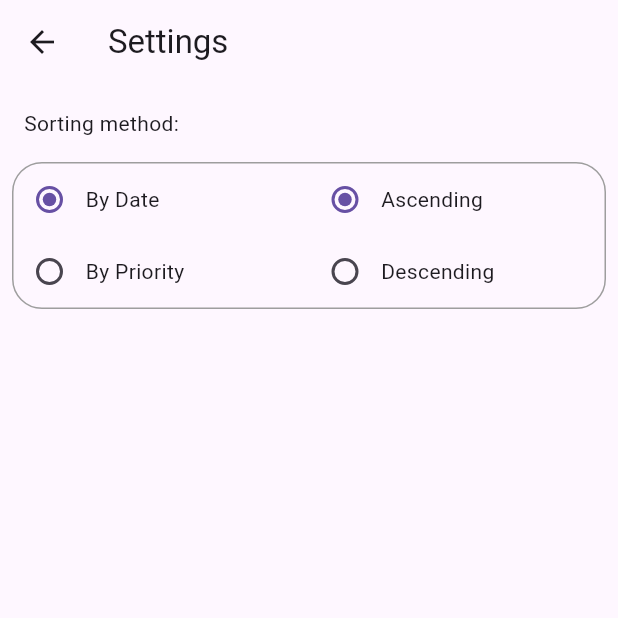
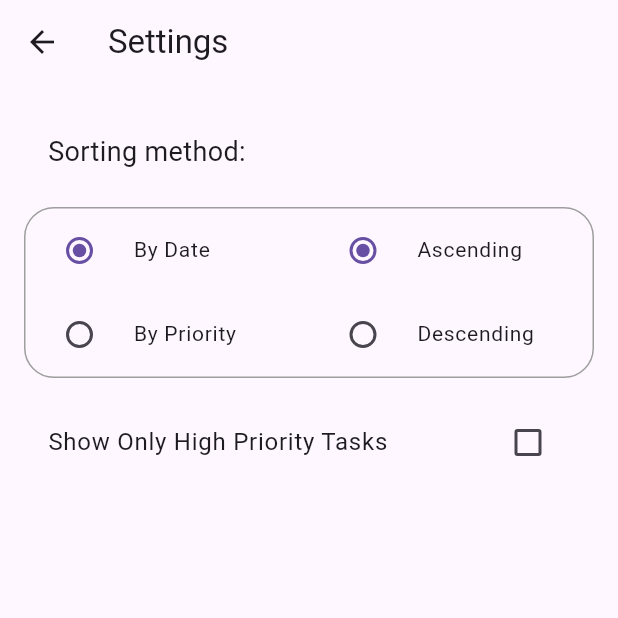
Before and after one commit to QB45/flutter_todo_practice_1, a Flutter app: the SettingScreen screen opened directly, on a phone screen of 412 x 824 dp, the top half of it. Run offline on Flutter 3.47's test engine with Material 3 defaults, Android fonts, the light colour scheme and no system bars; our stand-ins replace get, hive, hive_flutter; accounts and stored records are empty.

Commit message:
Filter Created
- filter created to show only High Priority tasks.
- radio and checkbox replaced by @ListTail for better performance.

```diff
--- a/lib/components/my_styles.dart
+++ b/lib/components/my_styles.dart
@@ -7,3 +7,10 @@ ButtonStyle myButtonStyle = ButtonStyle(
     TextStyle(fontWeight: FontWeight.bold, fontSize: 16, color: Colors.black),
   ),
 );
+
+TextStyle txs12 = TextStyle(fontSize: 12);
+TextStyle txs13 = TextStyle(fontSize: 13);
+TextStyle txs14 = TextStyle(fontSize: 14);
+TextStyle txs16 = TextStyle(fontSize: 16);
+TextStyle txs18 = TextStyle(fontSize: 18);
+TextStyle txs20 = TextStyle(fontSize: 20);
--- a/lib/controllers/checkbox_controller.dart
+++ b/lib/controllers/checkbox_controller.dart
@@ -2,4 +2,5 @@ import 'package:get/get.dart';
 
 class CheckboxController extends GetxController {
   RxBool isChecked = false.obs;
+  RxBool highPriorityOnly = false.obs;
 }
--- a/lib/main.dart
+++ b/lib/main.dart
@@ -8,7 +8,7 @@ import 'views/main_screen.dart';
 import 'package:get/get.dart';
 
 const taskBoxName = 'taskDataBase';
-const sortBoxName = 'sortDataBase';
+const settingBoxName = 'settingDataBase';
 
 Future<void> main() async {
   WidgetsFlutterBinding.ensureInitialized();
@@ -24,7 +24,7 @@ Future<void> main() async {
   }
 
   await Hive.openBox<TaskHive>(taskBoxName);
-  await Hive.openBox(sortBoxName);
+  await Hive.openBox(settingBoxName);
 
   runApp(const ToDoPractice());
 }
--- a/lib/views/setting_screen.dart
+++ b/lib/views/setting_screen.dart
@@ -1,12 +1,17 @@
 import 'package:flutter/material.dart';
+import '../components/my_styles.dart';
+import '../controllers/checkbox_controller.dart';
 import 'package:flutter_todo_practice_1/main.dart';
 import 'package:get/get.dart';
 import 'package:hive/hive.dart';
 import '../controllers/radio_controller.dart';
+import '../controllers/task_controller.dart';
 
 class SettingScreen extends StatelessWidget {
-  final RadioController radioController = Get.put(RadioController());
-  final theSortBox = Hive.box(sortBoxName);
+  final TaskController taskController = Get.find();
+  final RadioController radioController = Get.find();
+  final CheckboxController checkboxController = Get.find();
+  final theSettingBox = Hive.box(settingBoxName);
 
   @override
   Widget build(BuildContext context) {
@@ -14,12 +19,15 @@ class SettingScreen extends StatelessWidget {
       appBar: AppBar(title: Text('Settings')),
       body: Center(
         child: Padding(
-          padding: const EdgeInsets.all(8.0),
+          padding: const EdgeInsets.all(16.0),
           child: Column(
             mainAxisAlignment: MainAxisAlignment.start,
             crossAxisAlignment: CrossAxisAlignment.start,
             children: [
-              Padding(padding: const EdgeInsets.all(8.0), child: Text('Sorting method:')),
+              Padding(
+                padding: const EdgeInsets.all(16.0),
+                child: Text('Sorting method:', style: txs18),
+              ),
               SizedBox(height: 8),
               Container(
                 decoration: BoxDecoration(
@@ -40,8 +48,8 @@ class SettingScreen extends StatelessWidget {
                           return Column(
                             crossAxisAlignment: CrossAxisAlignment.start,
                             children: [
-                              Row(children: [radio1(1), Text('By Date')]),
-                              Row(children: [radio1(2), Text('By Priority')]),
+                              radio3(1, Text('By Date', style: txs14)),
+                              radio3(2, Text('By Priority', style: txs14)),
                             ],
                           );
                         },
@@ -56,8 +64,8 @@ class SettingScreen extends StatelessWidget {
                           return Column(
                             crossAxisAlignment: CrossAxisAlignment.start,
                             children: [
-                              Row(children: [radio2(1), Text('Ascending')]),
-                              Row(children: [radio2(2), Text('Descending')]),
+                              radio4(1, Text('Ascending', style: txs14)),
+                              radio4(2, Text('Descending', style: txs14)),
                             ],
                           );
                         },
@@ -66,6 +74,26 @@ class SettingScreen extends StatelessWidget {
                   ],
                 ),
               ),
+
+              SizedBox(height: 15),
+              GetX<CheckboxController>(
+                init: CheckboxController(),
+                initState: (_) {},
+                builder: (_) {
+                  return SizedBox(
+                    child: CheckboxListTile(
+                      value: checkboxController.highPriorityOnly.value,
+                      tristate: false,
+                      title: Text('Show Only High Priority Tasks', style: TextStyle(fontSize: 16)),
+                      onChanged: (bool? value) {
+                        checkboxController.highPriorityOnly.value = value!;
+                        theSettingBox.put('highPriorityOnly', value);
+                        taskController.taskList.refresh();
+                      },
+                    ),
+                  );
+                },
+              ),
             ],
           ),
         ),
@@ -73,24 +101,48 @@ class SettingScreen extends StatelessWidget {
     );
   }
 
-  Radio<int> radio1(int radioButtonIndex) {
-    return Radio(
+  // Radio<int> radio1(int radioButtonIndex) {
+  //   return Radio(
+  //     value: radioButtonIndex,
+  //     groupValue: radioController.selected1Value.value,
+  //     onChanged: (int? newValue) {
+  //       radioController.setSelected1Value(newValue!);
+  //       theSortBox.put('sortBy', radioController.selected1Value.value);
+  //     },
+  //   );
+  // }
+
+  // Radio<int> radio2(int radioButtonIndex) {
+  //   return Radio(
+  //     value: radioButtonIndex,
+  //     groupValue: radioController.selected2Value.value,
+  //     onChanged: (int? newValue) {
+  //       radioController.setSelected2Value(newValue!);
+  //       theSortBox.put('sortMode', radioController.selected2Value.value);
+  //     },
+  //   );
+  // }
+
+  RadioListTile<int> radio3(int radioButtonIndex, Widget theWidget) {
+    return RadioListTile(
+      title: theWidget,
       value: radioButtonIndex,
       groupValue: radioController.selected1Value.value,
       onChanged: (int? newValue) {
         radioController.setSelected1Value(newValue!);
-        theSortBox.put('sortBy', radioController.selected1Value.value);
+        theSettingBox.put('sortBy', radioController.selected1Value.value);
       },
     );
   }
 
-  Radio<int> radio2(int radioButtonIndex) {
-    return Radio(
+  RadioListTile<int> radio4(int radioButtonIndex, Widget theWidget) {
+    return RadioListTile(
+      title: theWidget,
       value: radioButtonIndex,
       groupValue: radioController.selected2Value.value,
       onChanged: (int? newValue) {
         radioController.setSelected2Value(newValue!);
-        theSortBox.put('sortMode', radioController.selected2Value.value);
+        theSettingBox.put('sortMode', radioController.selected2Value.value);
       },
     );
   }
```
Also changed, not shown: lib/views/main_screen.dart (+35 -20 lines).
